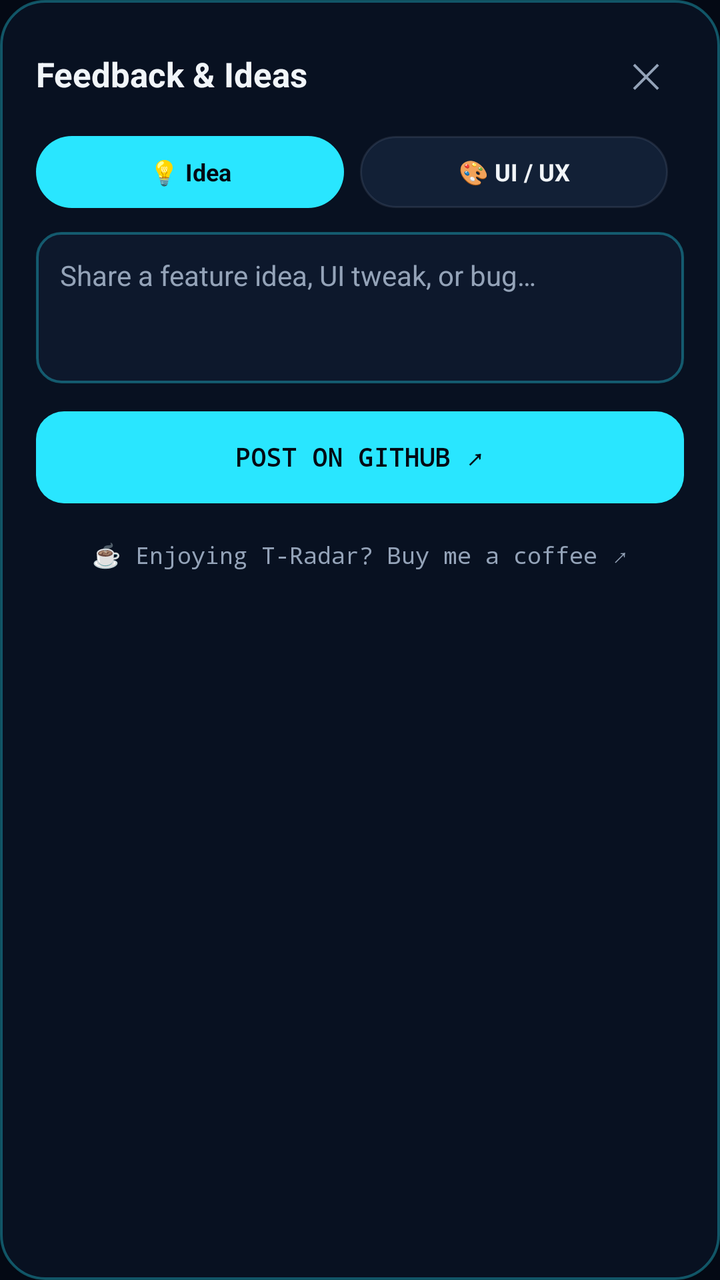
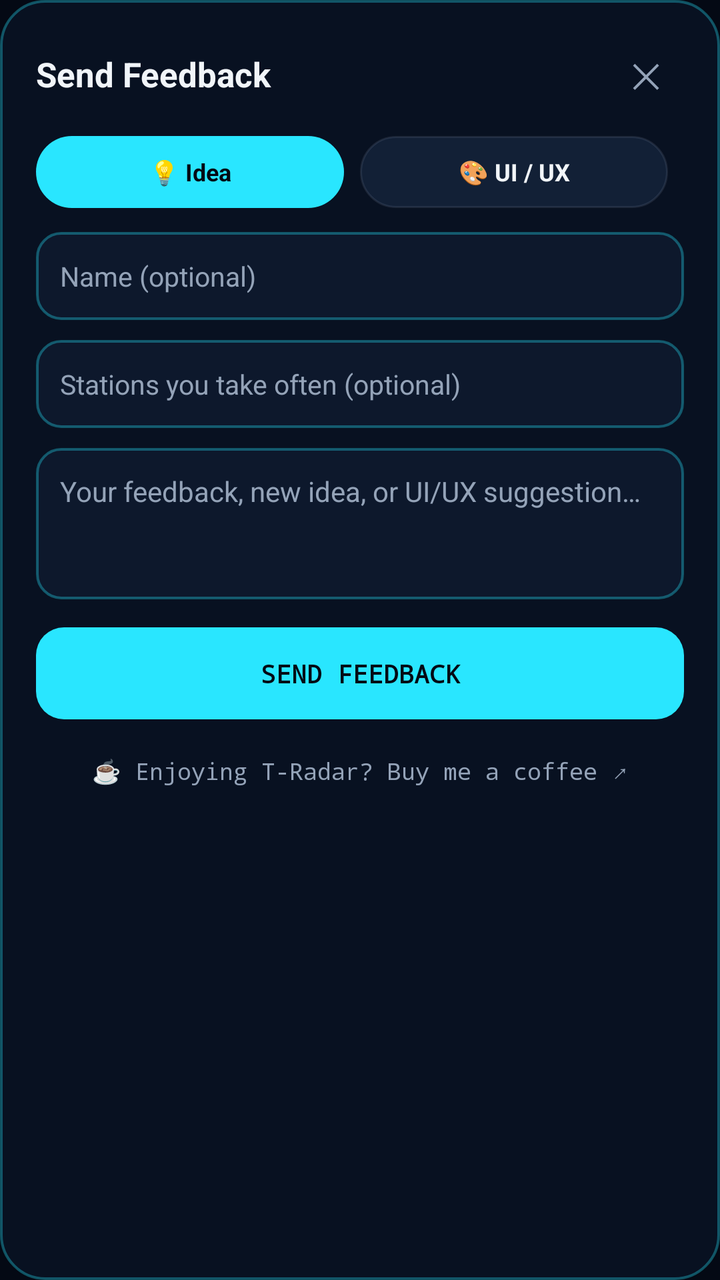

Before-and-after screenshots of an Android layout around one commit, followed by the original layout XML and the change that was made.
<!-- AndroidManifest.xml: application theme Theme.TRadar -->
<!-- res/layout/dialog_feedback.xml -->
<?xml version="1.0" encoding="utf-8"?>
<LinearLayout xmlns:android="http://schemas.android.com/apk/res/android"
    android:layout_width="match_parent"
    android:layout_height="wrap_content"
    android:background="@drawable/dialog_card_bg"
    android:orientation="vertical"
    android:padding="18dp">

    <LinearLayout
        android:layout_width="match_parent"
        android:layout_height="wrap_content"
        android:gravity="center_vertical"
        android:orientation="horizontal">

        <TextView
            android:layout_width="0dp"
            android:layout_height="wrap_content"
            android:layout_weight="1"
            android:text="Feedback &amp; Ideas"
            android:textColor="@color/text_primary"
            android:textSize="17sp"
            android:textStyle="bold" />

        <TextView
            android:id="@+id/fb_close"
            android:layout_width="38dp"
            android:layout_height="38dp"
            android:gravity="center"
            android:text="✕"
            android:textColor="@color/text_secondary"
            android:textSize="17sp" />
    </LinearLayout>

    
    <LinearLayout
        android:layout_width="match_parent"
        android:layout_height="wrap_content"
        android:layout_marginTop="12dp"
        android:orientation="horizontal">

        <TextView
            android:id="@+id/fb_cat_idea"
            android:layout_width="0dp"
            android:layout_height="36dp"
            android:layout_marginEnd="8dp"
            android:layout_weight="1"
            android:background="@drawable/chip_active"
            android:gravity="center"
            android:text="💡 Idea"
            android:textColor="@color/bg_dark"
            android:textSize="12sp"
            android:textStyle="bold" />

        <TextView
            android:id="@+id/fb_cat_ui"
            android:layout_width="0dp"
            android:layout_height="36dp"
            android:layout_marginEnd="8dp"
            android:layout_weight="1"
            android:background="@drawable/chip_idle"
            android:gravity="center"
            android:text="🎨 UI / UX"
            android:textColor="@color/text_primary"
            android:textSize="12sp"
            android:textStyle="bold" />

        <TextView
            android:id="@+id/fb_cat_bug"
            android:layout_width="0dp"
            android:layout_height="36dp"
            android:background="@drawable/chip_idle"
            android:gravity="center"
            android:text="🐛 Bug"
            android:textColor="@color/text_primary"
            android:textSize="12sp"
            android:textStyle="bold" />
    </LinearLayout>

    <EditText
        android:id="@+id/fb_input"
        android:layout_width="match_parent"
        android:layout_height="wrap_content"
        android:layout_marginTop="12dp"
        android:background="@drawable/input_bg"
        android:gravity="top|start"
        android:hint="Share a feature idea, UI tweak, or bug…"
        android:inputType="textMultiLine|textCapSentences"
        android:maxLines="6"
        android:minLines="3"
        android:padding="12dp"
        android:textColor="@color/text_primary"
        android:textColorHint="@color/text_secondary"
        android:textSize="14sp" />

    <TextView
        android:id="@+id/fb_submit_github"
        android:layout_width="match_parent"
        android:layout_height="46dp"
        android:layout_marginTop="14dp"
        android:background="@drawable/btn_primary_bg"
        android:fontFamily="monospace"
        android:gravity="center"
        android:text="POST ON GITHUB ↗"
        android:textColor="@color/bg_dark"
        android:textSize="12.5sp"
        android:textStyle="bold" />

    
    <TextView
        android:id="@+id/fb_coffee_link"
        android:layout_width="match_parent"
        android:layout_height="36dp"
        android:layout_marginTop="8dp"
        android:fontFamily="monospace"
        android:gravity="center"
        android:text="☕ Enjoying T-Radar? Buy me a coffee ↗"
        android:textColor="@color/text_secondary"
        android:textSize="11.5sp" />

</LinearLayout>
<!-- resources referenced by this layout -->
<resources>
  <color name="bg_dark">#040914</color>
  <color name="text_primary">#F1F5F9</color>
  <color name="text_secondary">#94A3B8</color>
  <!-- drawable btn_primary_bg (drawable) -->
  <?xml version="1.0" encoding="utf-8"?>
  <shape xmlns:android="http://schemas.android.com/apk/res/android"
      android:shape="rectangle">
      <solid android:color="#29E6FF" />
      <corners android:radius="14dp" />
  </shape>
  <!-- drawable chip_active (drawable) -->
  <?xml version="1.0" encoding="utf-8"?>
  <shape xmlns:android="http://schemas.android.com/apk/res/android"
      android:shape="rectangle">
      <solid android:color="#29E6FF" />
      <corners android:radius="999dp" />
  </shape>
  <!-- drawable chip_idle (drawable) -->
  <?xml version="1.0" encoding="utf-8"?>
  <shape xmlns:android="http://schemas.android.com/apk/res/android"
      android:shape="rectangle">
      <solid android:color="#122036" />
      <stroke android:width="1dp" android:color="#2694A3B8" />
      <corners android:radius="999dp" />
  </shape>
  <!-- drawable dialog_card_bg (drawable) -->
  <?xml version="1.0" encoding="utf-8"?>
  <shape xmlns:android="http://schemas.android.com/apk/res/android"
      android:shape="rectangle">
      <solid android:color="#081121" />
      <stroke android:width="1.2dp" android:color="#5529E6FF" />
      <corners android:radius="22dp" />
  </shape>
  <!-- drawable input_bg (drawable) -->
  <?xml version="1.0" encoding="utf-8"?>
  <shape xmlns:android="http://schemas.android.com/apk/res/android"
      android:shape="rectangle">
      <solid android:color="#0D182C" />
      <stroke android:width="1.2dp" android:color="#5529E6FF" />
      <corners android:radius="12dp" />
  </shape>
  <style name="Theme.TRadar" parent="Theme.AppCompat.DayNight.NoActionBar">
          <item name="colorPrimary">@color/cyan_accent</item>
          <item name="colorPrimaryDark">@color/bg_dark</item>
          <item name="colorAccent">@color/cyan_accent</item>
          <item name="android:windowBackground">@color/bg_dark</item>
          <item name="android:statusBarColor">@color/bg_dark</item>
          <item name="android:navigationBarColor">@color/bg_dark</item>
      </style>
  <color name="cyan_accent">#29E6FF</color>
</resources>

<!-- the commit's change to res/layout/dialog_feedback.xml (unified diff, before → after) -->
@@ -16,7 +16,7 @@
             android:layout_width="0dp"
             android:layout_height="wrap_content"
             android:layout_weight="1"
-            android:text="Feedback &amp; Ideas"
+            android:text="Send Feedback"
             android:textColor="@color/text_primary"
             android:textSize="17sp"
             android:textStyle="bold" />
@@ -77,15 +77,47 @@
     </LinearLayout>
 
     <EditText
+        android:id="@+id/fb_name"
+        android:layout_width="match_parent"
+        android:layout_height="44dp"
+        android:layout_marginTop="12dp"
+        android:background="@drawable/input_bg"
+        android:hint="Name (optional)"
+        android:imeOptions="actionNext"
+        android:inputType="textPersonName|textCapWords"
+        android:maxLines="1"
+        android:paddingStart="12dp"
+        android:paddingEnd="12dp"
+        android:textColor="@color/text_primary"
+        android:textColorHint="@color/text_secondary"
+        android:textSize="13.5sp" />
+
+    <EditText
+        android:id="@+id/fb_stations"
+        android:layout_width="match_parent"
+        android:layout_height="44dp"
+        android:layout_marginTop="10dp"
+        android:background="@drawable/input_bg"
+        android:hint="Stations you take often (optional)"
+        android:imeOptions="actionNext"
+        android:inputType="textCapWords"
+        android:maxLines="1"
+        android:paddingStart="12dp"
+        android:paddingEnd="12dp"
+        android:textColor="@color/text_primary"
+        android:textColorHint="@color/text_secondary"
+        android:textSize="13.5sp" />
+
+    <EditText
         android:id="@+id/fb_input"
         android:layout_width="match_parent"
         android:layout_height="wrap_content"
-        android:layout_marginTop="12dp"
+        android:layout_marginTop="10dp"
         android:background="@drawable/input_bg"
         android:gravity="top|start"
-        android:hint="Share a feature idea, UI tweak, or bug…"
+        android:hint="Your feedback, new idea, or UI/UX suggestion…"
         android:inputType="textMultiLine|textCapSentences"
-        android:maxLines="6"
+        android:maxLines="5"
         android:minLines="3"
         android:padding="12dp"
         android:textColor="@color/text_primary"
@@ -93,14 +125,14 @@
         android:textSize="14sp" />
 
     <TextView
-        android:id="@+id/fb_submit_github"
+        android:id="@+id/fb_submit"
         android:layout_width="match_parent"
         android:layout_height="46dp"
         android:layout_marginTop="14dp"
         android:background="@drawable/btn_primary_bg"
         android:fontFamily="monospace"
         android:gravity="center"
-        android:text="POST ON GITHUB ↗"
+        android:text="SEND FEEDBACK"
         android:textColor="@color/bg_dark"
         android:textSize="12.5sp"
         android:textStyle="bold" />
